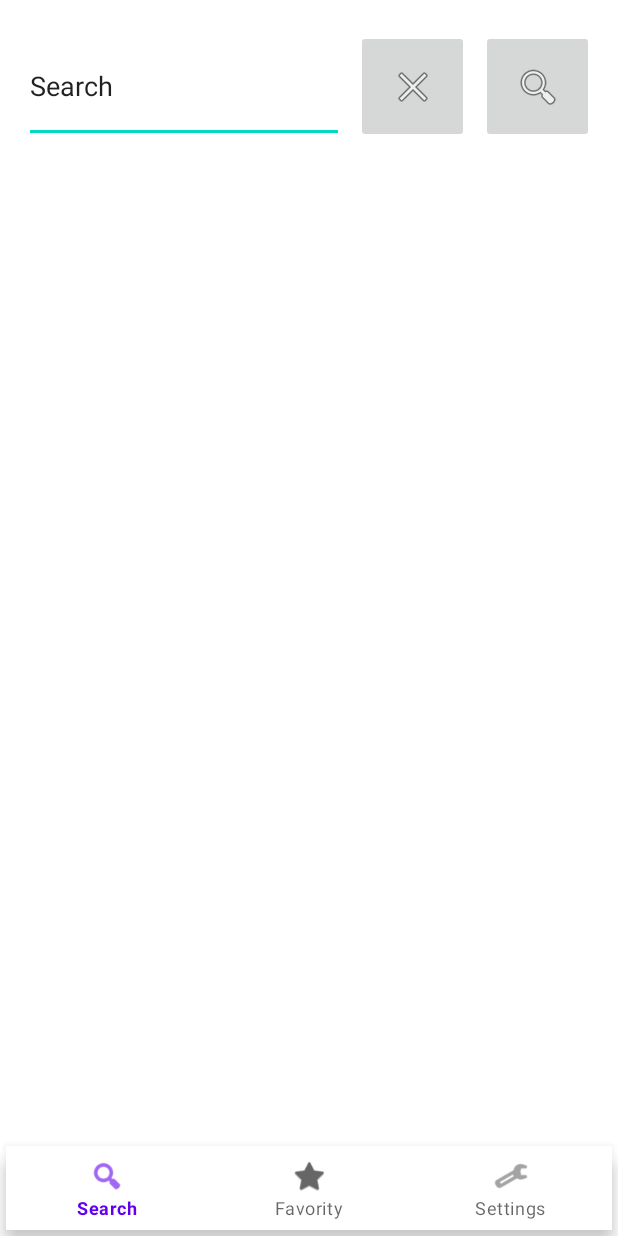
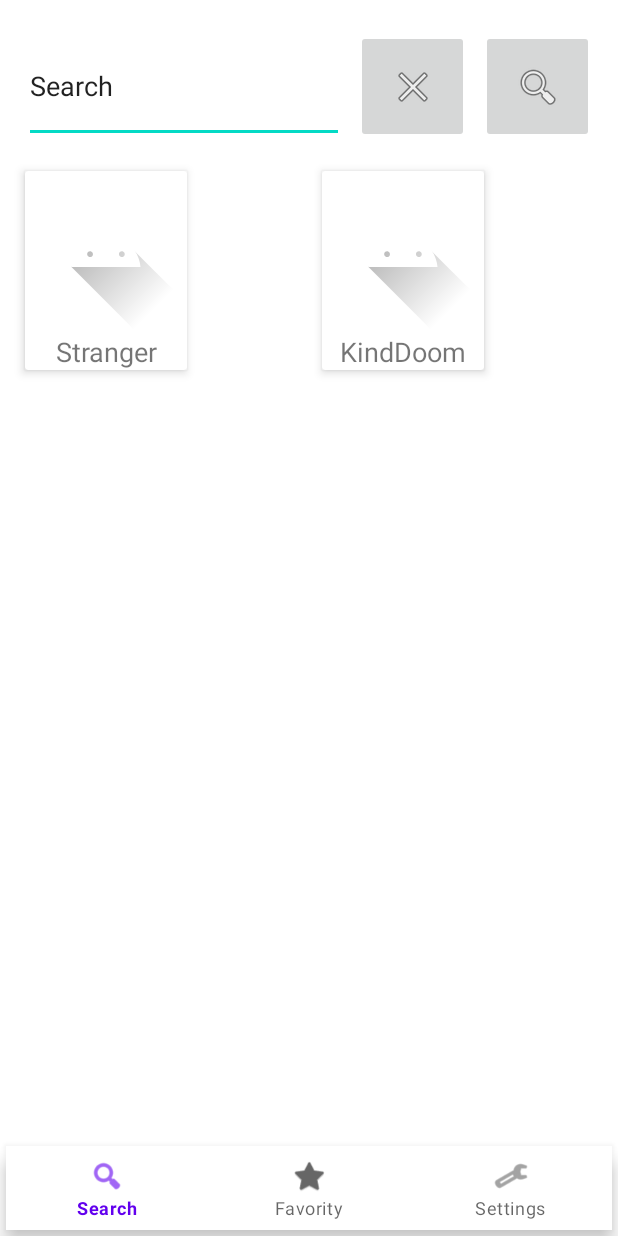
Before and after one commit to scacchipa/netbuster, an Android app: the screen it shows after launch (MainActivity), on a phone screen of 412 x 824 dp. Run offline under Robolectric (Android 15) with nearby library versions, the phone set to English and light mode, and no system bars; our stand-ins replace Volley; network calls fail; 1 statement that could not run was skipped.

Commit message:
SearchFragment and GridLayout

```diff
--- a/app/src/main/java/ar/com/westsoft/netbuster/FirstFragment.kt
+++ b/app/src/main/java/ar/com/westsoft/netbuster/FirstFragment.kt
@@ -7,8 +7,8 @@ import android.view.View
 import android.view.ViewGroup
 import android.widget.ImageView
 import android.widget.TextView
-import androidx.appcompat.widget.AppCompatImageView
 import androidx.fragment.app.Fragment
+import androidx.recyclerview.widget.GridLayoutManager
 import androidx.recyclerview.widget.RecyclerView
 import androidx.recyclerview.widget.RecyclerView.Adapter
 
@@ -17,10 +17,25 @@ import androidx.recyclerview.widget.RecyclerView.Adapter
  */
 class FirstFragment : Fragment() {
 
+    var serieAdapter: SerieAdapter? = null
+
     override fun onCreateView(inflater: LayoutInflater, container: ViewGroup?, savedInstanceState: Bundle?
     ): View? {
         // Inflate the layout for this fragment
-        return inflater.inflate(R.layout.fragment_first, container, false)
+        val rootView = inflater.inflate(R.layout.fragment_search, container, false)
+        val serieList:MutableList<SerieData> =  MutableList(0) { SerieData("", "") }
+        val recyclerView = rootView.findViewById<RecyclerView>(R.id.recycler_view)
+        val gridLayoutManager = GridLayoutManager(context, 2)
+        recyclerView.layoutManager = gridLayoutManager
+
+        serieList.add(SerieData("Stranger thing", null))
+        serieList.add(SerieData("KindDoom", null))
+        println("serie list size: "+serieList.size)
+        serieAdapter = SerieAdapter(requireContext(), serieList)
+        recyclerView.adapter = serieAdapter
+        recyclerView.invalidate()
+        println("recycle adapter size: "+recyclerView.adapter!!.itemCount)
+        return rootView
     }
 
 //    override fun onViewCreated(view: View, savedInstanceState: Bundle?) {
@@ -31,24 +46,29 @@ class FirstFragment : Fragment() {
 //    }
 }
 
-class SerieData(val name: String, val poster: AppCompatImageView)
+class SerieData(val name: String, val poster: String?)
 class SerieViewHolder(view: View) : RecyclerView.ViewHolder(view) {
     val imageView: ImageView = view.findViewById(R.id.cardview_image)
-    val text: TextView = view.findViewById(R.id.cardview_text)
+    val title: TextView = view.findViewById(R.id.cardview_text)
 }
 
-class SerieAdapter(val context: Context, val flowerList: List<SerieData>)
+class SerieAdapter(val context: Context, val serieList: List<SerieData>)
     : Adapter<SerieViewHolder>() {
 
     override fun onCreateViewHolder(parent: ViewGroup, viewType: Int): SerieViewHolder {
-        TODO("Not yet implemented")
+        val view = LayoutInflater
+            .from(parent.context)
+            .inflate(R.layout.recyclerview_row_item, parent, false)
+        return SerieViewHolder(view)
     }
 
     override fun onBindViewHolder(holder: SerieViewHolder, position: Int) {
-        TODO("Not yet implemented")
+        holder.imageView.setImageResource(R.drawable.ic_launcher_foreground)
+        holder.title.text = serieList[position].name
     }
 
     override fun getItemCount(): Int {
-        TODO("Not yet implemented")
+        println("Serie list size" + serieList.size)
+        return serieList.size
     }
 }
--- a/app/src/main/res/layout/fragment_first.xml
+++ b/app/src/main/res/layout/fragment_search.xml
@@ -66,7 +66,8 @@
 
     </androidx.constraintlayout.widget.ConstraintLayout>
 
-    <androidx.gridlayout.widget.GridLayout
+    <androidx.recyclerview.widget.RecyclerView
+        android:id="@+id/recycler_view"
         android:layout_width="0dp"
         android:layout_height="0dp"
         android:layout_marginStart="4dp"
@@ -79,5 +80,5 @@
         app:layout_constraintTop_toBottomOf="@+id/view"
         app:layout_constraintVertical_bias="1.0">
 
-    </androidx.gridlayout.widget.GridLayout>
+    </androidx.recyclerview.widget.RecyclerView>
 </androidx.constraintlayout.widget.ConstraintLayout>
--- a/app/src/main/res/layout/recyclerview_row_item.xml
+++ b/app/src/main/res/layout/recyclerview_row_item.xml
@@ -18,7 +18,7 @@
             android:layout_width="wrap_content"
             android:layout_height="wrap_content"
             android:src="@drawable/ic_launcher_foreground"/>
-        <andrTextView
+        <TextView
             android:id="@+id/cardview_text"
             android:layout_width="match_parent"
             android:layout_height="wrap_content"
--- a/app/src/main/res/navigation/nav_graph.xml
+++ b/app/src/main/res/navigation/nav_graph.xml
@@ -9,7 +9,7 @@
         android:id="@+id/FirstFragment"
         android:name="ar.com.westsoft.netbuster.FirstFragment"
         android:label="@string/first_fragment_label"
-        tools:layout="@layout/fragment_first">
+        tools:layout="@layout/fragment_search">
 
         <action
             android:id="@+id/action_FirstFragment_to_SecondFragment"
```
Also changed, not shown: app/src/main/res/layout/content_main.xml (deleted, +0 -21 lines).
